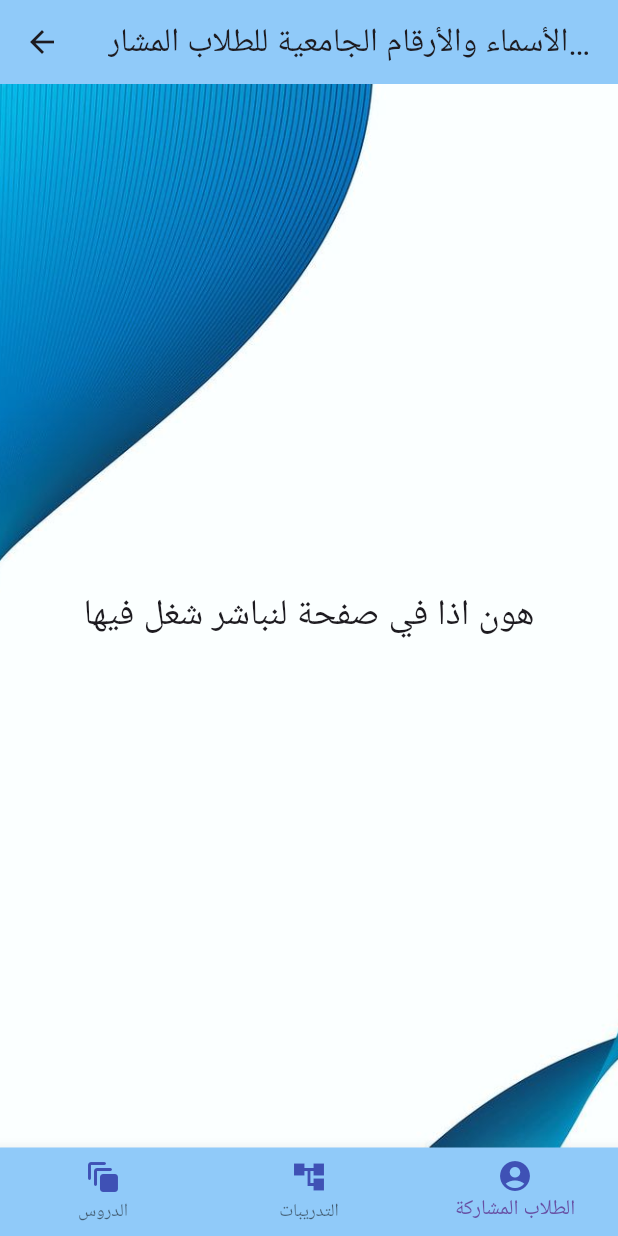
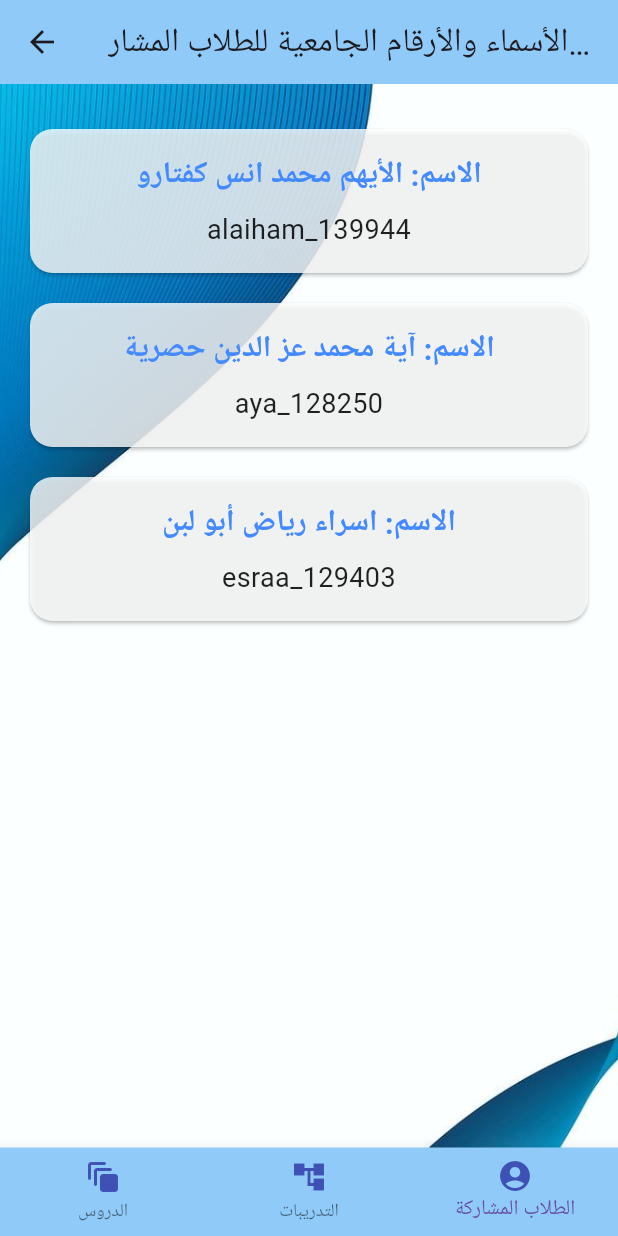
Before and after one commit to Kreatbox/learning_network, a Flutter app: the InfoPage screen opened by its route, on a phone screen of 412 x 824 dp. Run offline on Flutter 3.47's test engine with Material 3 defaults, Android fonts, the light colour scheme and no system bars; our stand-ins replace sqflite, sqflite_common_ffi_web, youtube_player_iframe; accounts and stored records are empty.

Commit message:
هي هية

```diff
--- a/lib/layouts/info_page.dart
+++ b/lib/layouts/info_page.dart
@@ -4,33 +4,71 @@ import 'package:learning_network/nav_bar.dart';
 class InfoPage extends StatelessWidget {
   const InfoPage({super.key});
 
+  final List<Map<String, String>> students = const [
+    {'name': 'الأيهم محمد انس كفتارو', 'account': 'alaiham_139944'},
+    {'name': 'آية محمد عز الدين حصرية', 'account': 'aya_128250'},
+    {'name': 'اسراء رياض أبو لبن', 'account': 'esraa_129403'},
+  ];
+
   @override
   Widget build(BuildContext context) {
     return Scaffold(
       appBar: AppBar(
         backgroundColor: Colors.blue[200],
-        title: const Text(
-            "الأسماء والأرقام الجامعية للطلاب المشاركين في المشروع "),
+        title:
+            const Text("الأسماء والأرقام الجامعية للطلاب المشاركين في المشروع"),
         centerTitle: true,
       ),
-      bottomNavigationBar:
-          const CustomBottomNavBar(currentIndex: 2), // Use the new widget
+      bottomNavigationBar: const CustomBottomNavBar(currentIndex: 2),
       body: Stack(
         children: [
           Container(
             decoration: const BoxDecoration(
-                image: DecorationImage(
-              image: AssetImage("assets/images/background.jpg"),
-              fit: BoxFit.cover,
-            )),
+              image: DecorationImage(
+                image: AssetImage("assets/images/background.jpg"),
+                fit: BoxFit.cover,
+              ),
+            ),
           ),
-          const Center(
-            child: Text(
-              'هون اذا في صفحة لنباشر شغل فيها',
-              textAlign: TextAlign.center,
-              style: TextStyle(
-                fontSize: 24,
-              ),
+          Center(
+            child: ListView.builder(
+              padding: const EdgeInsets.symmetric(horizontal: 20, vertical: 20),
+              itemCount: students.length,
+              itemBuilder: (context, index) {
+                return Card(
+                  color: Colors.white.withOpacity(0.8),
+                  margin: const EdgeInsets.symmetric(vertical: 10),
+                  shape: RoundedRectangleBorder(
+                    borderRadius: BorderRadius.circular(15),
+                  ),
+                  child: Padding(
+                    padding: const EdgeInsets.all(16.0),
+                    child: Column(
+                      crossAxisAlignment: CrossAxisAlignment.center,
+                      children: [
+                        Text(
+                          'الاسم: ${students[index]['name']}',
+                          textAlign: TextAlign.center,
+                          style: const TextStyle(
+                            fontSize: 20,
+                            fontWeight: FontWeight.bold,
+                            color: Colors.blueAccent,
+                          ),
+                        ),
+                        const SizedBox(height: 8),
+                        Text(
+                          '${students[index]['account']}',
+                          textAlign: TextAlign.center,
+                          style: const TextStyle(
+                            fontSize: 18,
+                            color: Colors.black87,
+                          ),
+                        ),
+                      ],
+                    ),
+                  ),
+                );
+              },
             ),
           ),
         ],
```
